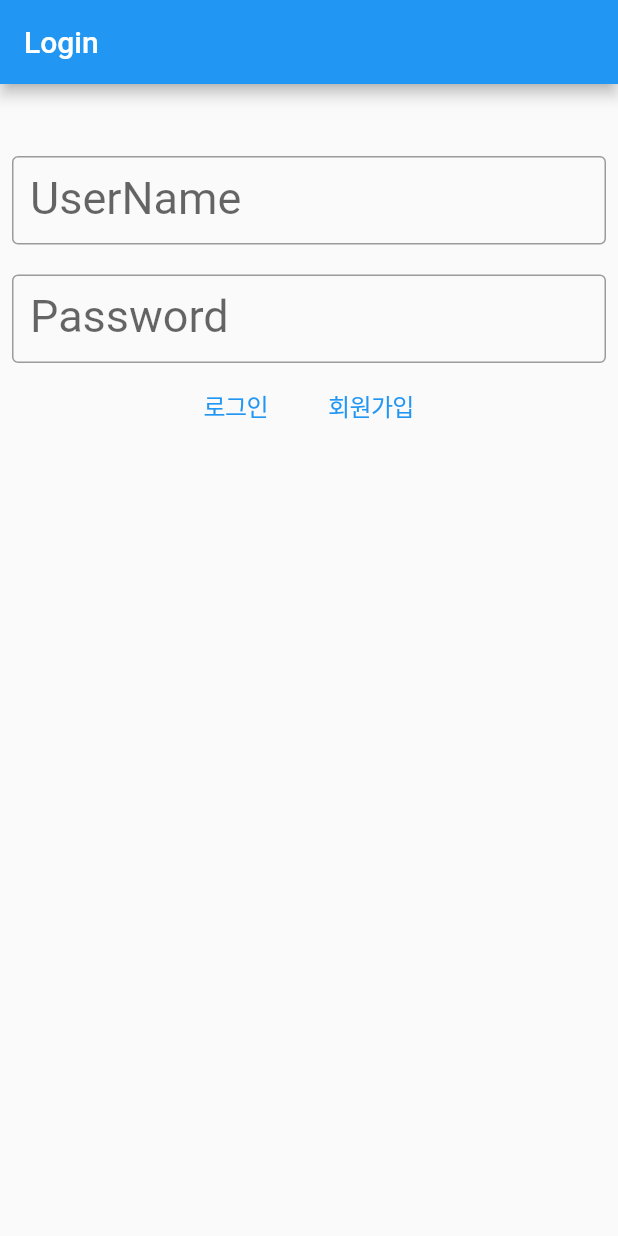
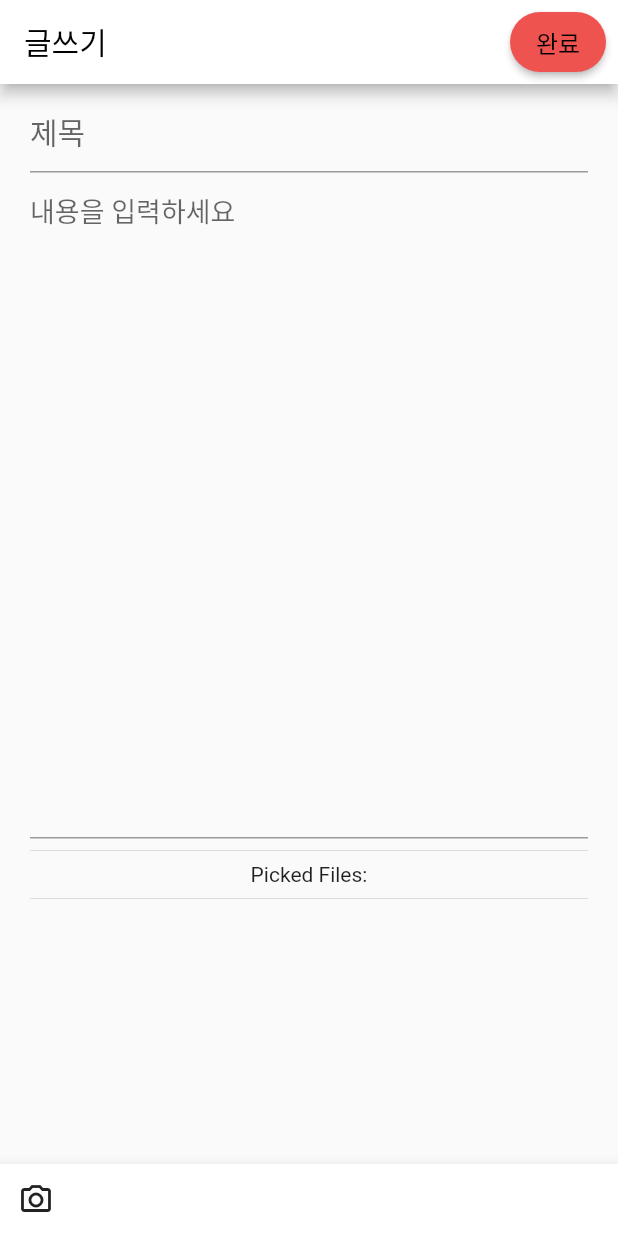
Before and after one commit to Wans1027/Flutter_Board, a Flutter app: the screen it shows after launch, on a phone screen of 412 x 824 dp. Run offline on Flutter 3.47's test engine with Material 2 defaults, Android fonts, the phone set to English and light mode, and no system bars; our stand-ins replace dio, fluttertoast, image_picker.

Commit message:
writePost function and Screen making

```diff
--- a/lib/main.dart
+++ b/lib/main.dart
@@ -1,5 +1,5 @@
 import 'package:flutter/material.dart';
-import 'package:flutter_board/screen/login_screen.dart';
+import 'package:flutter_board/screen/writePost_screen.dart';
 
 void main() {
   //ApiService().createAlbum('newUser02', '1515');
@@ -12,6 +12,7 @@ class MyApp extends StatelessWidget {
   // This widget is the root of your application.
   @override
   Widget build(BuildContext context) {
-    return const MaterialApp(home: LoginScreen());
+    //return const MaterialApp(home: LoginScreen());
+    return const MaterialApp(home: WritePost());
   }
 }
--- a/lib/model/main_model.dart
+++ b/lib/model/main_model.dart
@@ -5,3 +5,9 @@ class BoardModel {
       : data = json['title'],
         count = json['thumb'];
 }
+
+class TokenModel {
+  final int id;
+
+  TokenModel.fromJson(Map<String, dynamic> json) : id = json['id'];
+}
--- /dev/null
+++ b/lib/screen/test_screen.dart
@@ -0,0 +1 @@
+class test {}
--- /dev/null
+++ b/lib/screen/writePost_screen.dart
@@ -0,0 +1,129 @@
+import 'dart:io';
+import 'package:flutter_board/services/api_service.dart';
+import 'package:http_parser/http_parser.dart';
+
+import 'package:dio/dio.dart';
+import 'package:flutter/material.dart';
+import 'package:image_picker/image_picker.dart';
+
+class WritePost extends StatefulWidget {
+  const WritePost({super.key});
+
+  @override
+  State<WritePost> createState() => _MyWidgetState();
+}
+
+class _MyWidgetState extends State<WritePost> {
+  final title = TextEditingController();
+  final mainText = TextEditingController();
+
+  final ImagePicker imgpicker = ImagePicker();
+  List<XFile>? imagefiles;
+  late FormData? formData;
+
+  openImages() async {
+    try {
+      var pickedfiles = await imgpicker.pickMultiImage();
+      //you can use ImageCourse.camera for Camera capture
+      if (pickedfiles != null) {
+        imagefiles = pickedfiles;
+        final List<MultipartFile> files = imagefiles!
+            .map((img) => MultipartFile.fromFileSync(img.path,
+                contentType: MediaType("image", "jpg")))
+            .toList();
+        formData = FormData.fromMap({"file": files});
+        setState(() {});
+      } else {
+        print("No image is selected.");
+      }
+    } catch (e) {
+      print("error while picking file.");
+    }
+  }
+
+  @override
+  Widget build(BuildContext context) {
+    return Scaffold(
+      appBar: AppBar(
+        //toolbarHeight: 30,
+        title: const Text('글쓰기'),
+        backgroundColor: Colors.white,
+        foregroundColor: Colors.black,
+        actions: [
+          Padding(
+            padding: const EdgeInsets.all(8),
+            child: ElevatedButton(
+                onPressed: () async {
+                  if (formData != null) {
+                    await ApiService.patchUserProfileImage(formData, 4);
+                  }
+                },
+                style: ElevatedButton.styleFrom(
+                  backgroundColor: Colors.red[400],
+                  foregroundColor: Colors.black,
+                  shape: RoundedRectangleBorder(
+                    borderRadius: BorderRadius.circular(30.0),
+                  ),
+                ),
+                child: const Text(
+                  '완료',
+                  style: TextStyle(fontWeight: FontWeight.w500, fontSize: 16),
+                )),
+          )
+        ],
+      ),
+      bottomNavigationBar: BottomAppBar(
+          child: Row(
+        mainAxisAlignment: MainAxisAlignment.start,
+        children: [
+          IconButton(
+            icon: const Icon(Icons.camera_alt_outlined),
+            onPressed: openImages,
+          ),
+        ],
+      )),
+      body: Padding(
+        padding: const EdgeInsets.fromLTRB(20, 5, 20, 5),
+        child: SingleChildScrollView(
+          child: Column(
+            children: [
+              TextField(
+                controller: title,
+                decoration: const InputDecoration(
+                  hintText: '제목',
+                ),
+                style: const TextStyle(fontSize: 20),
+              ),
+              TextField(
+                controller: mainText,
+                decoration: const InputDecoration(
+                  hintText: '내용을 입력하세요',
+                ),
+                style: const TextStyle(
+                  fontSize: 18,
+                ),
+                maxLines: 20,
+              ),
+              const Divider(),
+              const Text("Picked Files:"),
+              const Divider(),
+              imagefiles != null
+                  ? Wrap(
+                      children: imagefiles!.map((imageone) {
+                        return Card(
+                          child: SizedBox(
+                            height: 150,
+                            width: 150,
+                            child: Image.file(File(imageone.path)),
+                          ),
+                        );
+                      }).toList(),
+                    )
+                  : Container()
+            ],
+          ),
+        ),
+      ),
+    );
+  }
+}
--- a/pubspec.yaml
+++ b/pubspec.yaml
@@ -40,6 +40,9 @@ dependencies:
   cupertino_icons: ^1.0.2
   url_launcher: ^6.1.10
   shared_preferences: ^2.0.18
+  dio: ^5.0.3
+  image_picker: ^0.8.7
+  multi_image_picker: ^4.8.01
 
 dev_dependencies:
   flutter_test:
```
Also changed, not shown: lib/screen/login_screen.dart (+0 -25 lines), lib/services/api_service.dart (+29 -0 lines), pubspec.lock, 1 other file.
